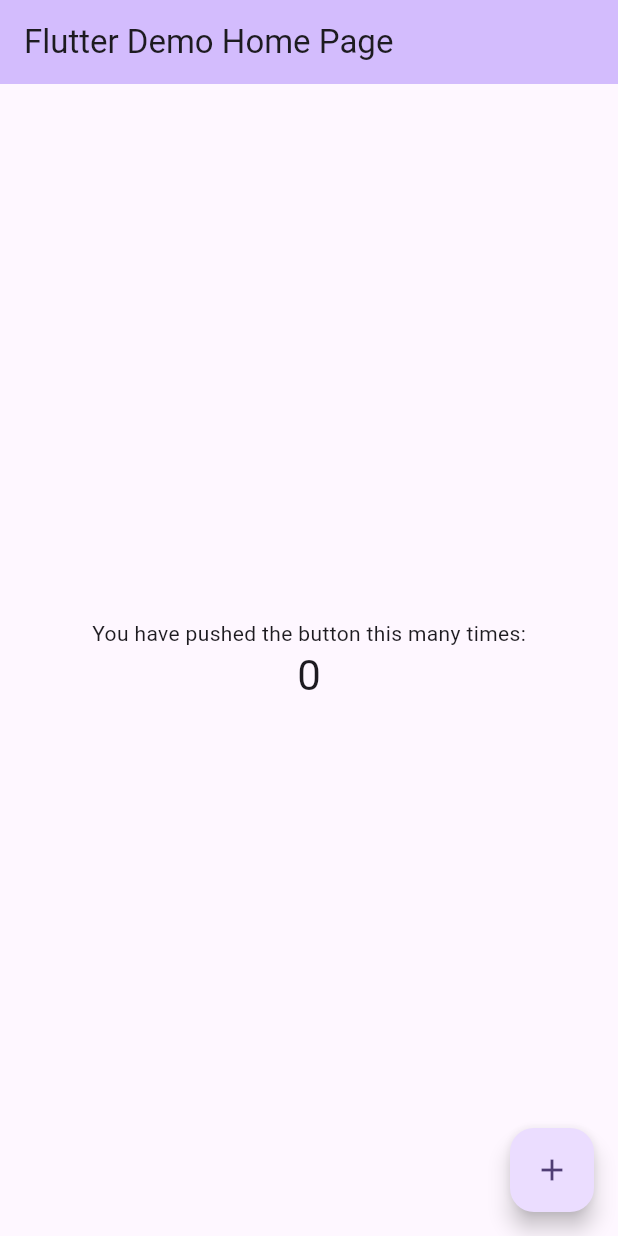
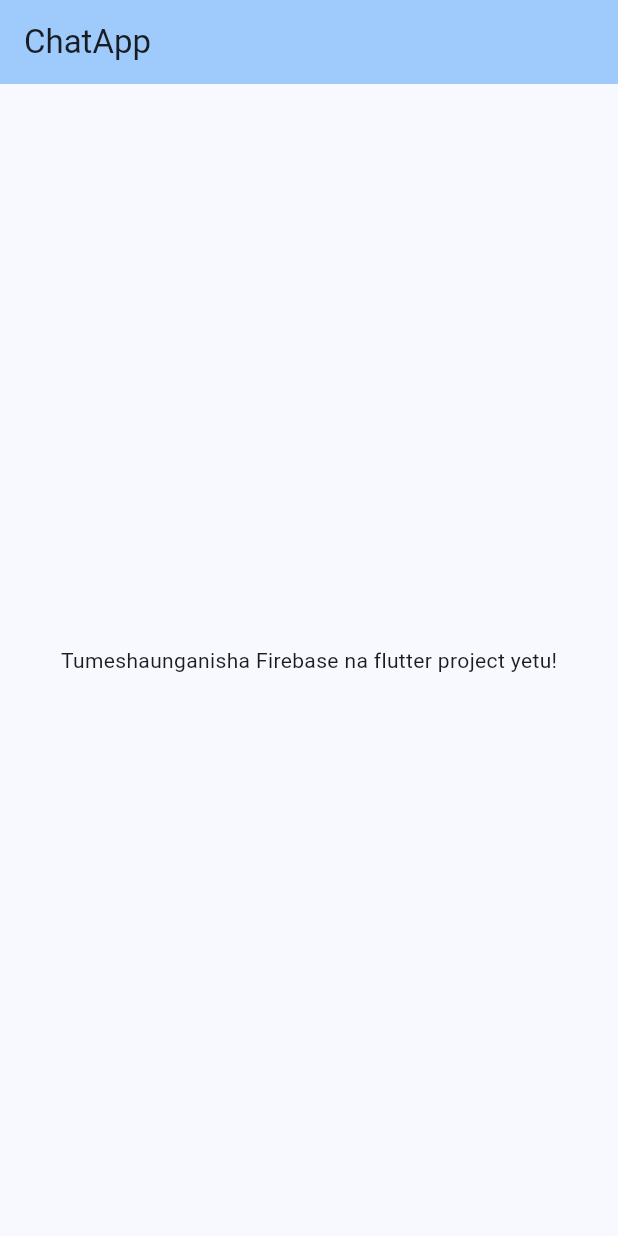
Before and after one commit to revocajana/chatapp, a Flutter app: the screen it shows after launch, on a phone screen of 412 x 824 dp. Run offline on Flutter 3.47's test engine with Material 3 defaults, Android fonts, the phone set to English and light mode, and no system bars; our stand-ins replace firebase_core; accounts and stored records are empty.

Commit message:
Firebase packages & removing default main.dart codes

```diff
--- a/lib/main.dart
+++ b/lib/main.dart
@@ -1,122 +1,46 @@
 import 'package:flutter/material.dart';
+import 'package:firebase_core/firebase_core.dart';
+import 'firebase_options.dart';
 
-void main() {
-  runApp(const MyApp());
+void main() async {
+  // Initialize Firebase
+  WidgetsFlutterBinding.ensureInitialized();
+  await Firebase.initializeApp(
+    options: DefaultFirebaseOptions.currentPlatform,
+  );
+  runApp(const ChatApp());
 }
 
-class MyApp extends StatelessWidget {
-  const MyApp({super.key});
+class ChatApp extends StatelessWidget {
+  const ChatApp({super.key});
 
-  // This widget is the root of your application.
   @override
   Widget build(BuildContext context) {
     return MaterialApp(
-      title: 'Flutter Demo',
+      debugShowCheckedModeBanner: false,
+      title: 'chatapp.group7.bit',
       theme: ThemeData(
-        // This is the theme of your application.
-        //
-        // TRY THIS: Try running your application with "flutter run". You'll see
-        // the application has a purple toolbar. Then, without quitting the app,
-        // try changing the seedColor in the colorScheme below to Colors.green
-        // and then invoke "hot reload" (save your changes or press the "hot
-        // reload" button in a Flutter-supported IDE, or press "r" if you used
-        // the command line to start the app).
-        //
-        // Notice that the counter didn't reset back to zero; the application
-        // state is not lost during the reload. To reset the state, use hot
-        // restart instead.
-        //
-        // This works for code too, not just values: Most code changes can be
-        // tested with just a hot reload.
-        colorScheme: ColorScheme.fromSeed(seedColor: Colors.deepPurple),
+        colorScheme: ColorScheme.fromSeed(seedColor: const Color.fromARGB(255, 9, 41, 68)),
+        useMaterial3: true,
       ),
-      home: const MyHomePage(title: 'Flutter Demo Home Page'),
+      home: const HomeScreen(),
     );
   }
 }
 
-class MyHomePage extends StatefulWidget {
-  const MyHomePage({super.key, required this.title});
-
-  // This widget is the home page of your application. It is stateful, meaning
-  // that it has a State object (defined below) that contains fields that affect
-  // how it looks.
-
-  // This class is the configuration for the state. It holds the values (in this
-  // case the title) provided by the parent (in this case the App widget) and
-  // used by the build method of the State. Fields in a Widget subclass are
-  // always marked "final".
-
-  final String title;
-
-  @override
-  State<MyHomePage> createState() => _MyHomePageState();
-}
-
-class _MyHomePageState extends State<MyHomePage> {
-  int _counter = 0;
-
-  void _incrementCounter() {
-    setState(() {
-      // This call to setState tells the Flutter framework that something has
-      // changed in this State, which causes it to rerun the build method below
-      // so that the display can reflect the updated values. If we changed
-      // _counter without calling setState(), then the build method would not be
-      // called again, and so nothing would appear to happen.
-      _counter++;
-    });
-  }
+class HomeScreen extends StatelessWidget {
+  const HomeScreen({super.key});
 
   @override
   Widget build(BuildContext context) {
-    // This method is rerun every time setState is called, for instance as done
-    // by the _incrementCounter method above.
-    //
-    // The Flutter framework has been optimized to make rerunning build methods
-    // fast, so that you can just rebuild anything that needs updating rather
-    // than having to individually change instances of widgets.
     return Scaffold(
       appBar: AppBar(
-        // TRY THIS: Try changing the color here to a specific color (to
-        // Colors.amber, perhaps?) and trigger a hot reload to see the AppBar
-        // change color while the other colors stay the same.
+        title: const Text('ChatApp'),
         backgroundColor: Theme.of(context).colorScheme.inversePrimary,
-        // Here we take the value from the MyHomePage object that was created by
-        // the App.build method, and use it to set our appbar title.
-        title: Text(widget.title),
       ),
-      body: Center(
-        // Center is a layout widget. It takes a single child and positions it
-        // in the middle of the parent.
-        child: Column(
-          // Column is also a layout widget. It takes a list of children and
-          // arranges them vertically. By default, it sizes itself to fit its
-          // children horizontally, and tries to be as tall as its parent.
-          //
-          // Column has various properties to control how it sizes itself and
-          // how it positions its children. Here we use mainAxisAlignment to
-          // center the children vertically; the main axis here is the vertical
-          // axis because Columns are vertical (the cross axis would be
-          // horizontal).
-          //
-          // TRY THIS: Invoke "debug painting" (choose the "Toggle Debug Paint"
-          // action in the IDE, or press "p" in the console), to see the
-          // wireframe for each widget.
-          mainAxisAlignment: MainAxisAlignment.center,
-          children: <Widget>[
-            const Text('You have pushed the button this many times:'),
-            Text(
-              '$_counter',
-              style: Theme.of(context).textTheme.headlineMedium,
-            ),
-          ],
-        ),
+      body: const Center(
+        child: Text('Tumeshaunganisha Firebase na flutter project yetu!'),
       ),
-      floatingActionButton: FloatingActionButton(
-        onPressed: _incrementCounter,
-        tooltip: 'Increment',
-        child: const Icon(Icons.add),
-      ), // This trailing comma makes auto-formatting nicer for build methods.
     );
   }
 }
```
